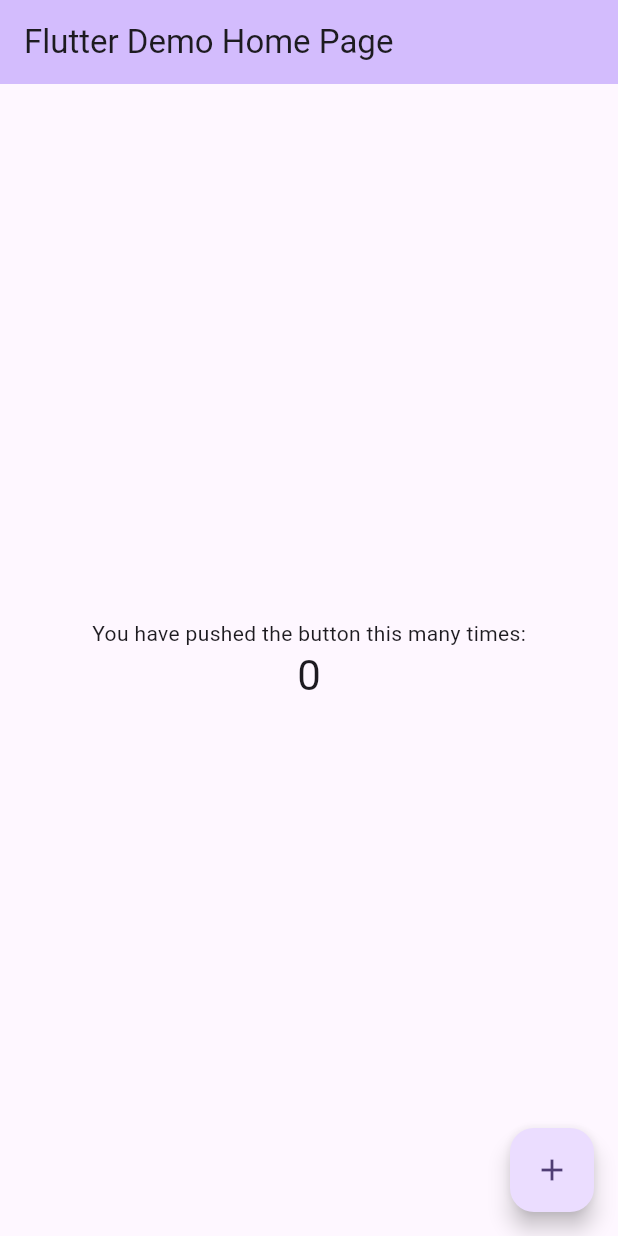
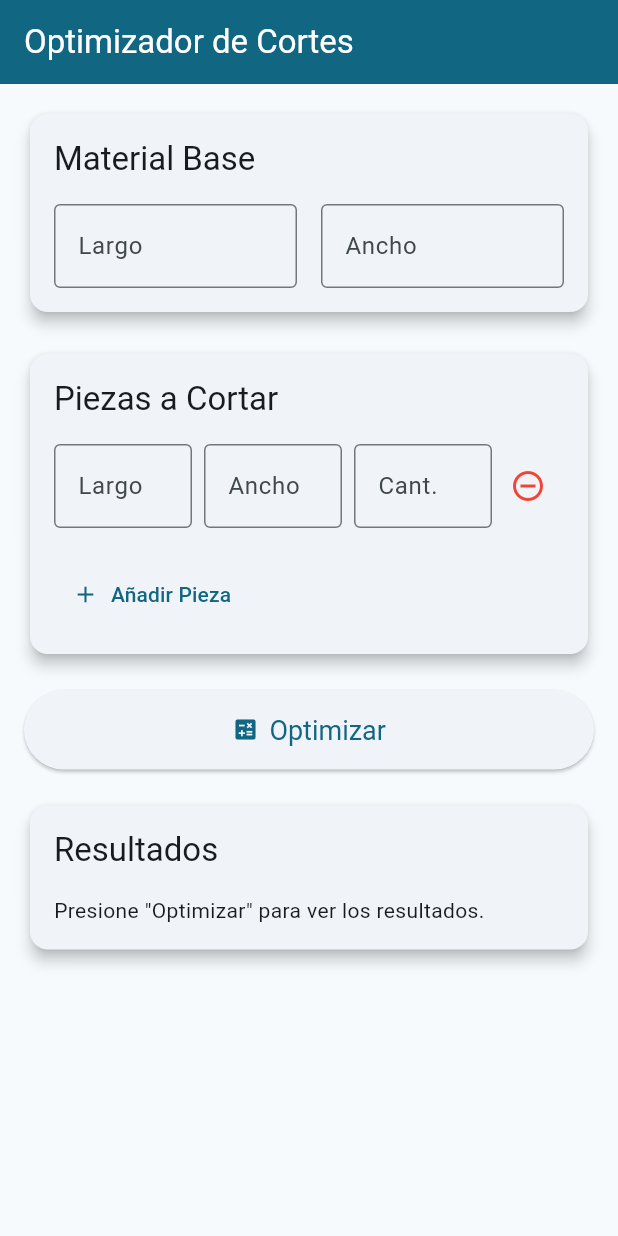
Before and after one commit to could-ai/019a51eb-e78b-7fab-a576-8c987f4a4e9c, a Flutter app: the screen it shows after launch, on a phone screen of 412 x 824 dp. Run offline on Flutter 3.47's test engine with Material 3 defaults, Android fonts, the phone set to English and light mode, and no system bars.

Commit message:
He reescrito completamente `lib/main.dart` para crear una aplicación de optimización de cortes. La nueva interfaz de usuario permite a los usuarios ingresar las dimensiones del material base y una lista de piezas a cortar. Se ha añadido la lógica básica para recopilar los datos y un marcador de posición para el algoritmo de optimización.

```diff
--- a/usr/lib/main.dart
+++ b/usr/lib/main.dart
@@ -7,114 +7,254 @@ void main() {
 class MyApp extends StatelessWidget {
   const MyApp({super.key});
 
-  // This widget is the root of your application.
   @override
   Widget build(BuildContext context) {
     return MaterialApp(
-      title: 'Flutter Demo',
+      title: 'Optimizador de Cortes',
       debugShowCheckedModeBanner: false,
       theme: ThemeData(
-        // This is the theme of your application.
-        //
-        // TRY THIS: Try running your application with "flutter run". You'll see
-        // the application has a purple toolbar. Then, without quitting the app,
-        // try changing the seedColor in the colorScheme below to Colors.green
-        // and then invoke "hot reload" (save your changes or press the "hot
-        // reload" button in a Flutter-supported IDE, or press "r" if you used
-        // the command line to start the app).
-        //
-        // Notice that the counter didn't reset back to zero; the application
-        // state is not lost during the reload. To reset the state, use hot
-        // restart instead.
-        //
-        // This works for code too, not just values: Most code changes can be
-        // tested with just a hot reload.
-        colorScheme: ColorScheme.fromSeed(seedColor: Colors.deepPurple),
+        colorScheme: ColorScheme.fromSeed(seedColor: Colors.blueGrey),
+        useMaterial3: true,
       ),
-      home: const MyHomePage(title: 'Flutter Demo Home Page'),
+      home: const OptimizationScreen(),
     );
   }
 }
 
-class MyHomePage extends StatefulWidget {
-  const MyHomePage({super.key, required this.title});
+class CutPiece {
+  final TextEditingController lengthController = TextEditingController();
+  final TextEditingController widthController = TextEditingController();
+  final TextEditingController quantityController = TextEditingController();
+}
 
-  // This widget is the home page of your application. It is stateful, meaning
-  // that it has a State object (defined below) that contains fields that affect
-  // how it looks.
-
-  // This class is the configuration for the state. It holds the values (in this
-  // case the title) provided by the parent (in this case the App widget) and
-  // used by the build method of the State. Fields in a Widget subclass are
-  // always marked "final".
-
-  final String title;
+class OptimizationScreen extends StatefulWidget {
+  const OptimizationScreen({super.key});
 
   @override
-  State<MyHomePage> createState() => _MyHomePageState();
+  State<OptimizationScreen> createState() => _OptimizationScreenState();
 }
 
-class _MyHomePageState extends State<MyHomePage> {
-  int _counter = 0;
+class _OptimizationScreenState extends State<OptimizationScreen> {
+  final _stockLengthController = TextEditingController();
+  final _stockWidthController = TextEditingController();
+  final List<CutPiece> _cutPieces = [];
+  List<String> _results = [];
 
-  void _incrementCounter() {
+  @override
+  void initState() {
+    super.initState();
+    // Start with one piece to cut by default
+    _addCutPiece();
+  }
+
+  void _addCutPiece() {
     setState(() {
-      // This call to setState tells the Flutter framework that something has
-      // changed in this State, which causes it to rerun the build method below
-      // so that the display can reflect the updated values. If we changed
-      // _counter without calling setState(), then the build method would not be
-      // called again, and so nothing would appear to happen.
-      _counter++;
+      _cutPieces.add(CutPiece());
+    });
+  }
+
+  void _removeCutPiece(int index) {
+    setState(() {
+      _cutPieces[index].lengthController.dispose();
+      _cutPieces[index].widthController.dispose();
+      _cutPieces[index].quantityController.dispose();
+      _cutPieces.removeAt(index);
+    });
+  }
+
+  void _optimizeCuts() {
+    final double stockLength = double.tryParse(_stockLengthController.text) ?? 0;
+    final double stockWidth = double.tryParse(_stockWidthController.text) ?? 0;
+
+    if (stockLength <= 0 || stockWidth <= 0) {
+      setState(() {
+        _results = ['Por favor, ingrese dimensiones válidas para el material base.'];
+      });
+      return;
+    }
+
+    final piecesToCut = _cutPieces.map((p) {
+      return {
+        'length': double.tryParse(p.lengthController.text) ?? 0,
+        'width': double.tryParse(p.widthController.text) ?? 0,
+        'quantity': int.tryParse(p.quantityController.text) ?? 0,
+      };
+    }).where((p) => p['length']! > 0 && p['width']! > 0 && p['quantity']! > 0).toList();
+
+    if (piecesToCut.isEmpty) {
+      setState(() {
+        _results = ['Por favor, ingrese al menos una pieza a cortar con dimensiones y cantidad válidas.'];
+      });
+      return;
+    }
+
+    // Placeholder for a real optimization algorithm
+    // This is a complex problem (Bin Packing), so we'll just show the inputs for now.
+    List<String> resultSummary = [
+      'Resumen de la solicitud de optimización:',
+      'Material base: $stockLength x $stockWidth',
+      'Piezas a cortar:',
+    ];
+
+    for (var piece in piecesToCut) {
+      resultSummary.add('- ${piece['quantity']}x de ${piece['length']} x ${piece['width']}');
+    }
+
+    resultSummary.add('\n(Funcionalidad de algoritmo de optimización próximamente)');
+
+    setState(() {
+      _results = resultSummary;
     });
   }
 
   @override
+  void dispose() {
+    _stockLengthController.dispose();
+    _stockWidthController.dispose();
+    for (var piece in _cutPieces) {
+      piece.lengthController.dispose();
+      piece.widthController.dispose();
+      piece.quantityController.dispose();
+    }
+    super.dispose();
+  }
+
+  @override
   Widget build(BuildContext context) {
-    // This method is rerun every time setState is called, for instance as done
-    // by the _incrementCounter method above.
-    //
-    // The Flutter framework has been optimized to make rerunning build methods
-    // fast, so that you can just rebuild anything that needs updating rather
-    // than having to individually change instances of widgets.
     return Scaffold(
       appBar: AppBar(
-        // TRY THIS: Try changing the color here to a specific color (to
-        // Colors.amber, perhaps?) and trigger a hot reload to see the AppBar
-        // change color while the other colors stay the same.
-        backgroundColor: Theme.of(context).colorScheme.inversePrimary,
-        // Here we take the value from the MyHomePage object that was created by
-        // the App.build method, and use it to set our appbar title.
-        title: Text(widget.title),
+        title: const Text('Optimizador de Cortes'),
+        backgroundColor: Theme.of(context).colorScheme.primary,
+        foregroundColor: Theme.of(context).colorScheme.onPrimary,
       ),
-      body: Center(
-        // Center is a layout widget. It takes a single child and positions it
-        // in the middle of the parent.
+      body: SingleChildScrollView(
+        child: Padding(
+          padding: const EdgeInsets.all(16.0),
+          child: Column(
+            crossAxisAlignment: CrossAxisAlignment.stretch,
+            children: [
+              _buildStockMaterialCard(),
+              const SizedBox(height: 20),
+              _buildCutPiecesCard(),
+              const SizedBox(height: 20),
+              ElevatedButton.icon(
+                onPressed: _optimizeCuts,
+                icon: const Icon(Icons.calculate),
+                label: const Text('Optimizar'),
+                style: ElevatedButton.styleFrom(
+                  padding: const EdgeInsets.symmetric(vertical: 16),
+                  textStyle: const TextStyle(fontSize: 18),
+                ),
+              ),
+              const SizedBox(height: 20),
+              _buildResultsCard(),
+            ],
+          ),
+        ),
+      ),
+    );
+  }
+
+  Widget _buildStockMaterialCard() {
+    return Card(
+      elevation: 4,
+      child: Padding(
+        padding: const EdgeInsets.all(16.0),
         child: Column(
-          // Column is also a layout widget. It takes a list of children and
-          // arranges them vertically. By default, it sizes itself to fit its
-          // children horizontally, and tries to be as tall as its parent.
-          //
-          // Column has various properties to control how it sizes itself and
-          // how it positions its children. Here we use mainAxisAlignment to
-          // center the children vertically; the main axis here is the vertical
-          // axis because Columns are vertical (the cross axis would be
-          // horizontal).
-          //
-          // TRY THIS: Invoke "debug painting" (choose the "Toggle Debug Paint"
-          // action in the IDE, or press "p" in the console), to see the
-          // wireframe for each widget.
-          mainAxisAlignment: MainAxisAlignment.center,
-          children: <Widget>[
-            const Text('You have pushed the button this many times:'),
-            Text('$_counter', style: Theme.of(context).textTheme.headlineMedium),
+          crossAxisAlignment: CrossAxisAlignment.start,
+          children: [
+            Text('Material Base', style: Theme.of(context).textTheme.titleLarge),
+            const SizedBox(height: 16),
+            Row(
+              children: [
+                Expanded(child: _buildTextField(_stockLengthController, 'Largo')),
+                const SizedBox(width: 16),
+                Expanded(child: _buildTextField(_stockWidthController, 'Ancho')),
+              ],
+            ),
           ],
         ),
       ),
-      floatingActionButton: FloatingActionButton(
-        onPressed: _incrementCounter,
-        tooltip: 'Increment',
-        child: const Icon(Icons.add),
-      ), // This trailing comma makes auto-formatting nicer for build methods.
+    );
+  }
+
+  Widget _buildCutPiecesCard() {
+    return Card(
+      elevation: 4,
+      child: Padding(
+        padding: const EdgeInsets.all(16.0),
+        child: Column(
+          crossAxisAlignment: CrossAxisAlignment.start,
+          children: [
+            Text('Piezas a Cortar', style: Theme.of(context).textTheme.titleLarge),
+            const SizedBox(height: 8),
+            ListView.builder(
+              shrinkWrap: true,
+              physics: const NeverScrollableScrollPhysics(),
+              itemCount: _cutPieces.length,
+              itemBuilder: (context, index) {
+                return _buildCutPieceItem(index);
+              },
+            ),
+            const SizedBox(height: 12),
+            TextButton.icon(
+              onPressed: _addCutPiece,
+              icon: const Icon(Icons.add),
+              label: const Text('Añadir Pieza'),
+            ),
+          ],
+        ),
+      ),
+    );
+  }
+
+  Widget _buildCutPieceItem(int index) {
+    return Padding(
+      padding: const EdgeInsets.symmetric(vertical: 8.0),
+      child: Row(
+        children: [
+          Expanded(child: _buildTextField(_cutPieces[index].lengthController, 'Largo')),
+          const SizedBox(width: 8),
+          Expanded(child: _buildTextField(_cutPieces[index].widthController, 'Ancho')),
+          const SizedBox(width: 8),
+          Expanded(child: _buildTextField(_cutPieces[index].quantityController, 'Cant.')),
+          IconButton(
+            icon: const Icon(Icons.remove_circle_outline, color: Colors.red),
+            onPressed: () => _removeCutPiece(index),
+          ),
+        ],
+      ),
+    );
+  }
+
+  Widget _buildResultsCard() {
+    return Card(
+      elevation: 4,
+      child: Padding(
+        padding: const EdgeInsets.all(16.0),
+        child: Column(
+          crossAxisAlignment: CrossAxisAlignment.start,
+          children: [
+            Text('Resultados', style: Theme.of(context).textTheme.titleLarge),
+            const SizedBox(height: 16),
+            if (_results.isEmpty)
+              const Text('Presione "Optimizar" para ver los resultados.')
+            else
+              ..._results.map((line) => Text(line, style: const TextStyle(fontSize: 16))),
+          ],
+        ),
+      ),
+    );
+  }
+
+  Widget _buildTextField(TextEditingController controller, String label) {
+    return TextField(
+      controller: controller,
+      decoration: InputDecoration(
+        labelText: label,
+        border: const OutlineInputBorder(),
+      ),
+      keyboardType: const TextInputType.numberWithOptions(decimal: true),
     );
   }
 }
```
